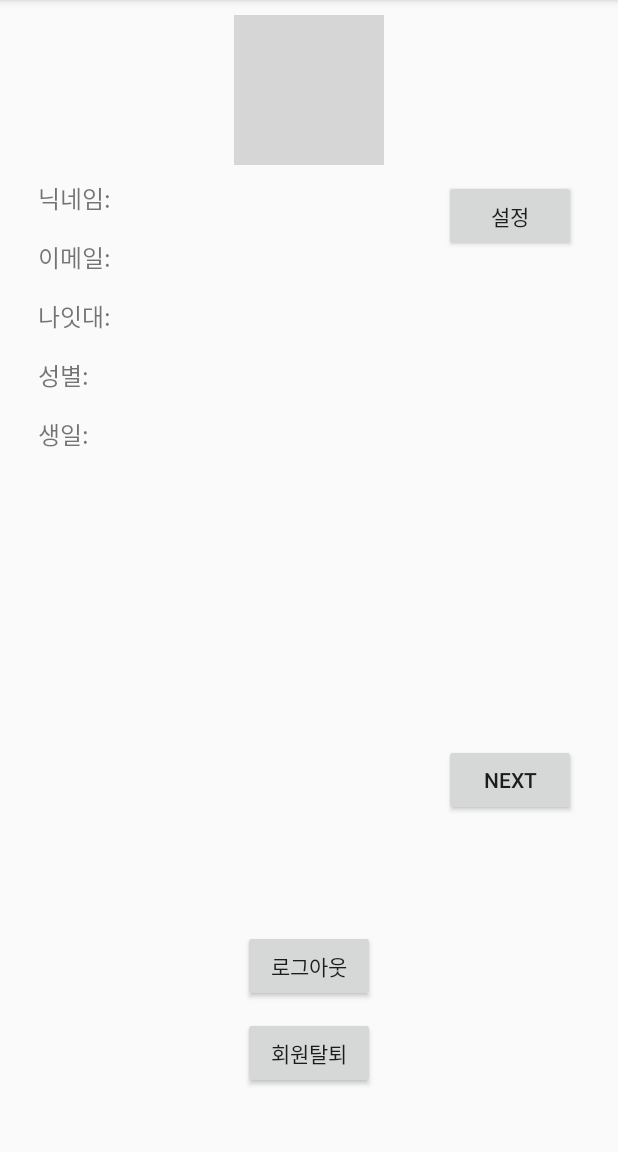
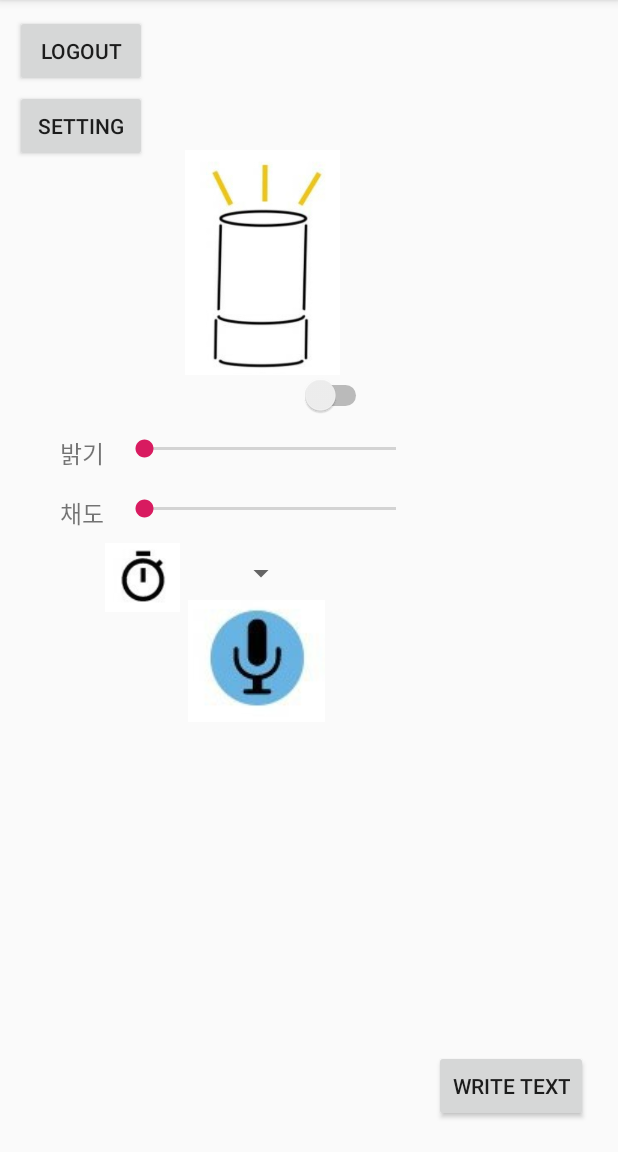
Before and after one commit to Injiyong/S-light, an Android app: the MainActivity screen opened directly, with no data from a screen before it, on a phone screen of 412 x 824 dp, the part 84-1236 px from its top. Run offline under Robolectric (Android 15) with nearby library versions, the phone set to English and light mode, and no system bars; our stand-ins replace Firebase (no records; nobody signed in at launch, a user with empty details on screens opened directly); libraries missing offline, so code that uses them is left out: com.kakao.network, com.kakao.usermgmt; grey boxes are pictures that could not be loaded.

Commit message:
Main View

```diff
--- a/Slight/app/src/main/java/cau/injiyong/slight/MainActivity.java
+++ b/Slight/app/src/main/java/cau/injiyong/slight/MainActivity.java
@@ -25,7 +25,7 @@ import com.kakao.usermgmt.callback.UnLinkResponseCallback;
 
 public class MainActivity extends AppCompatActivity {
 
-    String strNickname, strProfile, strEmail, strAgeRange, strGender, strBirthday;
+    //String strNickname, strProfile, strEmail, strAgeRange, strGender, strBirthday;
 
 
     @Override
@@ -34,32 +34,32 @@ public class MainActivity extends AppCompatActivity {
 
         super.onCreate(savedInstanceState);
         setContentView(R.layout.activity_main);
+//
+//        TextView tvNickname = findViewById(R.id.tvNickname);
+//        ImageView ivProfile = findViewById(R.id.ivProfile);
+        Button btnLogout = findViewById(R.id.btnLogout);
+//        Button btnSignout = findViewById(R.id.btnSignout);
 
-        TextView tvNickname = findViewById(R.id.tvNickname);
-        ImageView ivProfile = findViewById(R.id.ivProfile);
-        Button btnLogout = findViewById(R.id.btnLogout);
-        Button btnSignout = findViewById(R.id.btnSignout);
-
-        TextView tvEmail = findViewById(R.id.tvEmail);
-        TextView tvAgeRange = findViewById(R.id.tvAgeRange);
-        TextView tvGender = findViewById(R.id.tvGender);
-        TextView tvBirthday = findViewById(R.id.tvBirthday);
+//        TextView tvEmail = findViewById(R.id.tvEmail);
+//        TextView tvAgeRange = findViewById(R.id.tvAgeRange);
+//        TextView tvGender = findViewById(R.id.tvGender);
+//        TextView tvBirthday = findViewById(R.id.tvBirthday);
 
         Intent intent = getIntent();
-        strNickname = intent.getStringExtra("name");
-        strProfile = intent.getStringExtra("profile");
-        strEmail = intent.getStringExtra("email");
-        strAgeRange = intent.getStringExtra("ageRange");
-        strGender = intent.getStringExtra("gender");
-        strBirthday = intent.getStringExtra("birthday");
-
-
-        tvNickname.setText(strNickname);
-        Glide.with(this).load(strProfile).into(ivProfile);
-        tvEmail.setText(strEmail);
-        tvAgeRange.setText(strAgeRange);
-        tvGender.setText(strGender);
-        tvBirthday.setText(strBirthday);
+//        strNickname = intent.getStringExtra("name");
+//        strProfile = intent.getStringExtra("profile");
+//        strEmail = intent.getStringExtra("email");
+//        strAgeRange = intent.getStringExtra("ageRange");
+//        strGender = intent.getStringExtra("gender");
+//        strBirthday = intent.getStringExtra("birthday");
+//
+//
+//        tvNickname.setText(strNickname);
+//        Glide.with(this).load(strProfile).into(ivProfile);
+//        tvEmail.setText(strEmail);
+//        tvAgeRange.setText(strAgeRange);
+//        tvGender.setText(strGender);
+//        tvBirthday.setText(strBirthday);
 
         //NEXT버튼 click 시 다음 화면으로 이동하기
         Button btnNext= findViewById(R.id.btnNext);
@@ -89,7 +89,7 @@ public class MainActivity extends AppCompatActivity {
         btnLogout.setOnClickListener(new Button.OnClickListener() {
             @Override
             public void onClick(View v) {
-                signOut();
+                FirebaseAuth.getInstance().signOut();
                 Toast.makeText(getApplicationContext(), "정상적으로 로그아웃되었습니다.", Toast.LENGTH_SHORT).show();
 
 
@@ -103,67 +103,62 @@ public class MainActivity extends AppCompatActivity {
 //                });
             }
         });
-
-        btnSignout.setOnClickListener(new Button.OnClickListener() {
-            @Override
-            public void onClick(View v) {
-                new AlertDialog.Builder(MainActivity.this)
-                        .setMessage("탈퇴하시겠습니까?")
-                        .setPositiveButton("네", new DialogInterface.OnClickListener() {
-                            @Override
-                            public void onClick(DialogInterface dialog, int which) {
-                                UserManagement.getInstance().requestUnlink(new UnLinkResponseCallback() {
-                                    @Override
-                                    public void onFailure(ErrorResult errorResult) {
-                                        int result = errorResult.getErrorCode();
-
-                                        if(result == ApiErrorCode.CLIENT_ERROR_CODE) {
-                                            Toast.makeText(getApplicationContext(), "네트워크 연결이 불안정합니다. 다시 시도해 주세요.", Toast.LENGTH_SHORT).show();
-                                        } else {
-                                            Toast.makeText(getApplicationContext(), "회원탈퇴에 실패했습니다. 다시 시도해 주세요.", Toast.LENGTH_SHORT).show();
-                                        }
-                                    }
-
-                                    @Override
-                                    public void onSessionClosed(ErrorResult errorResult) {
-                                        Toast.makeText(getApplicationContext(), "로그인 세션이 닫혔습니다. 다시 로그인해 주세요.", Toast.LENGTH_SHORT).show();
-                                        Intent intent = new Intent(MainActivity.this, LoginActivity.class);
-                                        startActivity(intent);
-                                        finish();
-                                    }
-
-                                    @Override
-                                    public void onNotSignedUp() {
-                                        Toast.makeText(getApplicationContext(), "가입되지 않은 계정입니다. 다시 로그인해 주세요.", Toast.LENGTH_SHORT).show();
-                                        Intent intent = new Intent(MainActivity.this, LoginActivity.class);
-                                        startActivity(intent);
-                                        finish();
-                                    }
-
-                                    @Override
-                                    public void onSuccess(Long result) {
-                                        Toast.makeText(getApplicationContext(), "회원탈퇴에 성공했습니다.", Toast.LENGTH_SHORT).show();
-                                        Intent intent = new Intent(MainActivity.this, LoginActivity.class);
-                                        startActivity(intent);
-                                        finish();
-                                    }
-                                });
-
-                                dialog.dismiss();
-                            }
-                        })
-                        .setNegativeButton("아니요", new DialogInterface.OnClickListener() {
-                            @Override
-                            public void onClick(DialogInterface dialog, int which) {
-                                dialog.dismiss();
-                            }
-                        }).show();
-            }
-        });
-    }
-    public void signOut() {
-        // [START auth_sign_out]
-        FirebaseAuth.getInstance().signOut();
-        // [END auth_sign_out]
+//
+//        btnSignout.setOnClickListener(new Button.OnClickListener() {
+//            @Override
+//            public void onClick(View v) {
+//                new AlertDialog.Builder(MainActivity.this)
+//                        .setMessage("탈퇴하시겠습니까?")
+//                        .setPositiveButton("네", new DialogInterface.OnClickListener() {
+//                            @Override
+//                            public void onClick(DialogInterface dialog, int which) {
+//                                UserManagement.getInstance().requestUnlink(new UnLinkResponseCallback() {
+//                                    @Override
+//                                    public void onFailure(ErrorResult errorResult) {
+//                                        int result = errorResult.getErrorCode();
+//
+//                                        if(result == ApiErrorCode.CLIENT_ERROR_CODE) {
+//                                            Toast.makeText(getApplicationContext(), "네트워크 연결이 불안정합니다. 다시 시도해 주세요.", Toast.LENGTH_SHORT).show();
+//                                        } else {
+//                                            Toast.makeText(getApplicationContext(), "회원탈퇴에 실패했습니다. 다시 시도해 주세요.", Toast.LENGTH_SHORT).show();
+//                                        }
+//                                    }
+//
+//                                    @Override
+//                                    public void onSessionClosed(ErrorResult errorResult) {
+//                                        Toast.makeText(getApplicationContext(), "로그인 세션이 닫혔습니다. 다시 로그인해 주세요.", Toast.LENGTH_SHORT).show();
+//                                        Intent intent = new Intent(MainActivity.this, LoginActivity.class);
+//                                        startActivity(intent);
+//                                        finish();
+//                                    }
+//
+//                                    @Override
+//                                    public void onNotSignedUp() {
+//                                        Toast.makeText(getApplicationContext(), "가입되지 않은 계정입니다. 다시 로그인해 주세요.", Toast.LENGTH_SHORT).show();
+//                                        Intent intent = new Intent(MainActivity.this, LoginActivity.class);
+//                                        startActivity(intent);
+//                                        finish();
+//                                    }
+//
+//                                    @Override
+//                                    public void onSuccess(Long result) {
+//                                        Toast.makeText(getApplicationContext(), "회원탈퇴에 성공했습니다.", Toast.LENGTH_SHORT).show();
+//                                        Intent intent = new Intent(MainActivity.this, LoginActivity.class);
+//                                        startActivity(intent);
+//                                        finish();
+//                                    }
+//                                });
+//
+//                                dialog.dismiss();
+//                            }
+//                        })
+//                        .setNegativeButton("아니요", new DialogInterface.OnClickListener() {
+//                            @Override
+//                            public void onClick(DialogInterface dialog, int which) {
+//                                dialog.dismiss();
+//                            }
+//                        }).show();
+//            }
+//        });
     }
 }
--- a/Slight/app/src/main/res/layout/activity_main.xml
+++ b/Slight/app/src/main/res/layout/activity_main.xml
@@ -6,159 +6,246 @@
     android:layout_height="match_parent"
     tools:context=".MainActivity">
 
-    <ImageView
-        android:id="@+id/ivProfile"
-        android:layout_width="100dp"
-        android:layout_height="100dp"
-        android:layout_marginTop="10dp"
-        app:layout_constraintLeft_toLeftOf="parent"
-        app:layout_constraintRight_toRightOf="parent"
-        app:layout_constraintTop_toTopOf="parent" />
+    <!--    <ImageView-->
+    <!--        android:id="@+id/ivProfile"-->
+    <!--        android:layout_width="100dp"-->
+    <!--        android:layout_height="100dp"-->
+    <!--        android:layout_marginTop="10dp"-->
+    <!--        app:layout_constraintLeft_toLeftOf="parent"-->
+    <!--        app:layout_constraintRight_toRightOf="parent"-->
+    <!--        app:layout_constraintTop_toTopOf="parent" />-->
 
-    <TextView
-        android:id="@+id/textView"
-        android:layout_width="wrap_content"
-        android:layout_height="wrap_content"
-        android:layout_marginLeft="25dp"
-        android:layout_marginTop="10dp"
-        android:text="닉네임: "
-        android:textSize="16sp"
-        app:layout_constraintLeft_toLeftOf="parent"
-        app:layout_constraintTop_toBottomOf="@+id/ivProfile" />
+    <!--    <TextView-->
+    <!--        android:id="@+id/textView"-->
+    <!--        android:layout_width="wrap_content"-->
+    <!--        android:layout_height="wrap_content"-->
+    <!--        android:layout_marginLeft="25dp"-->
+    <!--        android:layout_marginTop="10dp"-->
+    <!--        android:text="닉네임: "-->
+    <!--        android:textSize="16sp"-->
+    <!--        app:layout_constraintLeft_toLeftOf="parent"-->
+    <!--        app:layout_constraintTop_toBottomOf="@+id/ivProfile" />-->
 
-    <TextView
-        android:id="@+id/tvNickname"
-        android:layout_width="wrap_content"
-        android:layout_height="wrap_content"
-        android:text="..."
-        android:textSize="20sp"
-        app:layout_constraintStart_toEndOf="@+id/textView"
-        app:layout_constraintTop_toTopOf="@+id/textView" />
+    <!--    <TextView-->
+    <!--        android:id="@+id/tvNickname"-->
+    <!--        android:layout_width="wrap_content"-->
+    <!--        android:layout_height="wrap_content"-->
+    <!--        android:text="..."-->
+    <!--        android:textSize="20sp"-->
+    <!--        app:layout_constraintStart_toEndOf="@+id/textView"-->
+    <!--        app:layout_constraintTop_toTopOf="@+id/textView" />-->
 
-    <TextView
-        android:id="@+id/textView2"
-        android:layout_width="wrap_content"
-        android:layout_height="wrap_content"
-        android:layout_marginLeft="25dp"
-        android:layout_marginTop="15dp"
-        android:text="이메일: "
-        android:textSize="16sp"
-        app:layout_constraintLeft_toLeftOf="parent"
-        app:layout_constraintTop_toBottomOf="@+id/textView" />
+    <!--    <TextView-->
+    <!--        android:id="@+id/textView2"-->
+    <!--        android:layout_width="wrap_content"-->
+    <!--        android:layout_height="wrap_content"-->
+    <!--        android:layout_marginLeft="25dp"-->
+    <!--        android:layout_marginTop="15dp"-->
+    <!--        android:text="이메일: "-->
+    <!--        android:textSize="16sp"-->
+    <!--        app:layout_constraintLeft_toLeftOf="parent"-->
+    <!--        app:layout_constraintTop_toBottomOf="@+id/textView" />-->
 
-    <TextView
-        android:id="@+id/tvEmail"
-        android:layout_width="wrap_content"
-        android:layout_height="wrap_content"
-        android:text="..."
-        android:textSize="16sp"
-        app:layout_constraintStart_toEndOf="@+id/textView2"
-        app:layout_constraintTop_toTopOf="@+id/textView2" />
+    <!--    <TextView-->
+    <!--        android:id="@+id/tvEmail"-->
+    <!--        android:layout_width="wrap_content"-->
+    <!--        android:layout_height="wrap_content"-->
+    <!--        android:text="..."-->
+    <!--        android:textSize="16sp"-->
+    <!--        app:layout_constraintStart_toEndOf="@+id/textView2"-->
+    <!--        app:layout_constraintTop_toTopOf="@+id/textView2" />-->
 
-    <TextView
-        android:id="@+id/textView3"
-        android:layout_width="wrap_content"
-        android:layout_height="wrap_content"
-        android:layout_marginLeft="25dp"
-        android:layout_marginTop="15dp"
-        android:text="나잇대: "
-        android:textSize="16sp"
-        app:layout_constraintLeft_toLeftOf="parent"
-        app:layout_constraintTop_toBottomOf="@+id/textView2" />
+    <!--    <TextView-->
+    <!--        android:id="@+id/textView3"-->
+    <!--        android:layout_width="wrap_content"-->
+    <!--        android:layout_height="wrap_content"-->
+    <!--        android:layout_marginLeft="25dp"-->
+    <!--        android:layout_marginTop="15dp"-->
+    <!--        android:text="나잇대: "-->
+    <!--        android:textSize="16sp"-->
+    <!--        app:layout_constraintLeft_toLeftOf="parent"-->
+    <!--        app:layout_constraintTop_toBottomOf="@+id/textView2" />-->
 
-    <TextView
-        android:id="@+id/tvAgeRange"
-        android:layout_width="wrap_content"
-        android:layout_height="wrap_content"
-        android:text="..."
-        android:textSize="16sp"
-        app:layout_constraintStart_toEndOf="@+id/textView3"
-        app:layout_constraintTop_toTopOf="@+id/textView3" />
+    <!--    <TextView-->
+    <!--        android:id="@+id/tvAgeRange"-->
+    <!--        android:layout_width="wrap_content"-->
+    <!--        android:layout_height="wrap_content"-->
+    <!--        android:text="..."-->
+    <!--        android:textSize="16sp"-->
+    <!--        app:layout_constraintStart_toEndOf="@+id/textView3"-->
+    <!--        app:layout_constraintTop_toTopOf="@+id/textView3" />-->
 
-    <TextView
-        android:id="@+id/textView4"
-        android:layout_width="wrap_content"
-        android:layout_height="wrap_content"
-        android:layout_marginLeft="25dp"
-        android:layout_marginTop="15dp"
-        android:text="성별: "
-        android:textSize="16sp"
-        app:layout_constraintLeft_toLeftOf="parent"
-        app:layout_constraintTop_toBottomOf="@+id/textView3" />
+    <!--    <TextView-->
+    <!--        android:id="@+id/textView4"-->
+    <!--        android:layout_width="wrap_content"-->
+    <!--        android:layout_height="wrap_content"-->
+    <!--        android:layout_marginLeft="25dp"-->
+    <!--        android:layout_marginTop="15dp"-->
+    <!--        android:text="성별: "-->
+    <!--        android:textSize="16sp"-->
+    <!--        app:layout_constraintLeft_toLeftOf="parent"-->
+    <!--        app:layout_constraintTop_toBottomOf="@+id/textView3" />-->
 
-    <TextView
-        android:id="@+id/tvGender"
-        android:layout_width="wrap_content"
-        android:layout_height="wrap_content"
-        android:text="..."
-        android:textSize="16sp"
-        app:layout_constraintStart_toEndOf="@+id/textView4"
-        app:layout_constraintTop_toTopOf="@+id/textView4" />
+    <!--    <TextView-->
+    <!--        android:id="@+id/tvGender"-->
+    <!--        android:layout_width="wrap_content"-->
+    <!--        android:layout_height="wrap_content"-->
+    <!--        android:text="..."-->
+    <!--        android:textSize="16sp"-->
+    <!--        app:layout_constraintStart_toEndOf="@+id/textView4"-->
+    <!--        app:layout_constraintTop_toTopOf="@+id/textView4" />-->
 
-    <TextView
-        android:id="@+id/textView5"
-        android:layout_width="wrap_content"
-        android:layout_height="wrap_content"
-        android:layout_marginLeft="25dp"
-        android:layout_marginTop="15dp"
-        android:text="생일: "
-        android:textSize="16sp"
-        app:layout_constraintLeft_toLeftOf="parent"
-        app:layout_constraintTop_toBottomOf="@+id/textView4" />
+    <!--    <TextView-->
+    <!--        android:id="@+id/textView5"-->
+    <!--        android:layout_width="wrap_content"-->
+    <!--        android:layout_height="wrap_content"-->
+    <!--        android:layout_marginLeft="25dp"-->
+    <!--        android:layout_marginTop="15dp"-->
+    <!--        android:text="생일: "-->
+    <!--        android:textSize="16sp"-->
+    <!--        app:layout_constraintLeft_toLeftOf="parent"-->
+    <!--        app:layout_constraintTop_toBottomOf="@+id/textView4" />-->
 
-    <TextView
-        android:id="@+id/tvBirthday"
-        android:layout_width="wrap_content"
-        android:layout_height="wrap_content"
-        android:text="..."
-        android:textSize="16sp"
-        app:layout_constraintStart_toEndOf="@+id/textView5"
-        app:layout_constraintTop_toTopOf="@+id/textView5" />
+    <!--    <TextView-->
+    <!--        android:id="@+id/tvBirthday"-->
+    <!--        android:layout_width="wrap_content"-->
+    <!--        android:layout_height="wrap_content"-->
+    <!--        android:text="..."-->
+    <!--        android:textSize="16sp"-->
+    <!--        app:layout_constraintStart_toEndOf="@+id/textView5"-->
+    <!--        app:layout_constraintTop_toTopOf="@+id/textView5" />-->
+
+    <!--    <Button-->
+    <!--        android:id="@+id/btnSignout"-->
+    <!--        android:layout_width="wrap_content"-->
+    <!--        android:layout_height="wrap_content"-->
+    <!--        android:layout_marginTop="10dp"-->
+    <!--        android:text="회원탈퇴"-->
+    <!--        app:layout_constraintLeft_toLeftOf="parent"-->
+    <!--        app:layout_constraintRight_toRightOf="parent"-->
+    <!--        app:layout_constraintTop_toBottomOf="@+id/btnLogout" />-->
+
+
 
     <Button
         android:id="@+id/btnLogout"
         android:layout_width="wrap_content"
         android:layout_height="wrap_content"
-        android:layout_marginBottom="100dp"
-        android:text="로그아웃"
-        app:layout_constraintBottom_toBottomOf="parent"
-        app:layout_constraintLeft_toLeftOf="parent"
-        app:layout_constraintRight_toRightOf="parent" />
-
-
-    <Button
-        android:id="@+id/btnSignout"
-        android:layout_width="wrap_content"
-        android:layout_height="wrap_content"
         android:layout_marginTop="10dp"
-        android:text="회원탈퇴"
-        app:layout_constraintLeft_toLeftOf="parent"
-        app:layout_constraintRight_toRightOf="parent"
-        app:layout_constraintTop_toBottomOf="@+id/btnLogout" />
+        android:layout_marginLeft="10dp"
+        android:text="Logout"
+        app:layout_constraintTop_toTopOf="parent"
+        app:layout_constraintLeft_toLeftOf="parent" />
 
     <Button
         android:id="@+id/btnNext"
         android:layout_width="wrap_content"
         android:layout_height="wrap_content"
-        android:layout_marginEnd="28dp"
-        android:layout_marginRight="28dp"
-        android:layout_marginBottom="224dp"
-        android:text="NEXT"
-        app:layout_constraintBottom_toBottomOf="parent"
-        app:layout_constraintEnd_toEndOf="parent" />
+        android:layout_marginBottom="20dp"
+        android:layout_marginRight="20dp"
+        android:text="Write Text"
+        app:layout_constraintRight_toRightOf="parent"
+        app:layout_constraintBottom_toBottomOf="parent" />
 
-    // 설정 버튼
-
+    // 설정버튼
     <Button
         android:id="@+id/btnSet"
         android:layout_width="wrap_content"
         android:layout_height="wrap_content"
-        android:layout_marginTop="120dp"
-        android:layout_marginEnd="28dp"
-        android:layout_marginRight="28dp"
-        android:text="설정"
-        app:layout_constraintEnd_toEndOf="parent"
+        android:layout_marginTop="60dp"
+        android:layout_marginLeft="10dp"
+        android:text="Setting"
+        app:layout_constraintLeft_toLeftOf="parent"
         app:layout_constraintTop_toTopOf="parent" />
 
+    // voice 버튼
+    <ImageButton
+        android:id="@+id/btnVoice"
+        android:layout_width="wrap_content"
+        android:layout_height="wrap_content"
+        android:layout_marginTop="400dp"
+        android:layout_marginLeft="125dp"
+        android:padding="0dp"
+        android:src="@drawable/voice"
+        app:layout_constraintLeft_toLeftOf="parent"
+        app:layout_constraintTop_toTopOf="parent" />
+
+    <ImageView
+        android:id="@+id/light"
+        android:layout_width="150dp"
+        android:layout_height="150dp"
+        android:layout_marginTop="100dp"
+        android:layout_marginLeft="100dp"
+        android:src="@drawable/light"
+        app:layout_constraintLeft_toLeftOf="parent"
+        app:layout_constraintTop_toTopOf="parent" />
+
+    <Switch
+        android:id="@+id/lightSwitch"
+        android:layout_width="wrap_content"
+        android:layout_height="wrap_content"
+        android:layout_marginTop="250dp"
+        android:layout_marginLeft="200dp"
+        app:layout_constraintLeft_toLeftOf="parent"
+        app:layout_constraintTop_toTopOf="parent" />
+
+    <TextView
+        android:id="@+id/brightness"
+        android:layout_width="wrap_content"
+        android:layout_height="wrap_content"
+        android:layout_marginTop="290dp"
+        android:layout_marginLeft="40dp"
+        android:text="밝기"
+        android:textSize="16sp"
+        app:layout_constraintLeft_toLeftOf="parent"
+        app:layout_constraintTop_toTopOf="parent" />
+
+    <TextView
+        android:id="@+id/saturation"
+        android:layout_width="wrap_content"
+        android:layout_height="wrap_content"
+        android:layout_marginTop="330dp"
+        android:layout_marginLeft="40dp"
+        android:text="채도"
+        android:textSize="16sp"
+        app:layout_constraintLeft_toLeftOf="parent"
+        app:layout_constraintTop_toTopOf="parent" />
+
+    <SeekBar
+        android:id="@+id/brightnessBar"
+        android:layout_width="200dp"
+        android:layout_height="wrap_content"
+        android:layout_marginTop="290dp"
+        android:layout_marginLeft="80dp"
+        app:layout_constraintLeft_toLeftOf="parent"
+        app:layout_constraintTop_toTopOf="parent" />
+
+    <SeekBar
+        android:id="@+id/saturationBar"
+        android:layout_width="200dp"
+        android:layout_height="wrap_content"
+        android:layout_marginTop="330dp"
+        android:layout_marginLeft="80dp"
+        app:layout_constraintLeft_toLeftOf="parent"
+        app:layout_constraintTop_toTopOf="parent" />
+
+    <ImageView
+        android:id="@+id/timer"
+        android:layout_width="50dp"
+        android:layout_height="50dp"
+        android:layout_marginTop="360dp"
+        android:layout_marginLeft="70dp"
+        android:src="@drawable/timer"
+        app:layout_constraintLeft_toLeftOf="parent"
+        app:layout_constraintTop_toTopOf="parent" />
+
+    <Spinner
+        android:id="@+id/timerSpinner"
+        android:layout_width="wrap_content"
+        android:layout_height="wrap_content"
+        android:layout_marginTop="370dp"
+        android:layout_marginLeft="150dp"
+        app:layout_constraintLeft_toLeftOf="parent"
+        app:layout_constraintTop_toTopOf="parent" />
 
 </androidx.constraintlayout.widget.ConstraintLayout>
```
Also changed, not shown: Slight/app/src/main/res/drawable/light.png (added), Slight/app/src/main/res/drawable/timer.png (added), Slight/app/src/main/res/drawable/voice.png (added).
